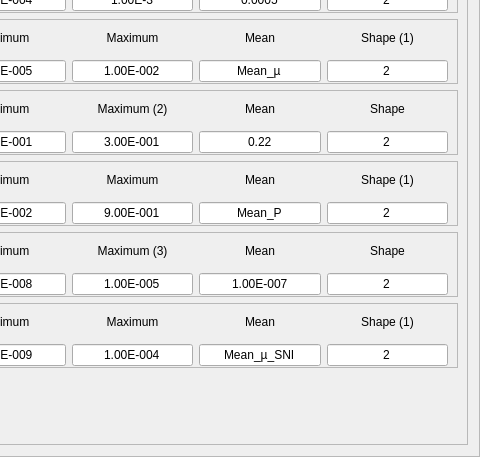
The window that python_interface/uis/setMutationModelMsat.ui (cbgp/diyabc) describes before a commit, drawn with Qt 5; both pictures show x 450 to 930 and y 216 to 673 of the 930 by 673 pixel window.
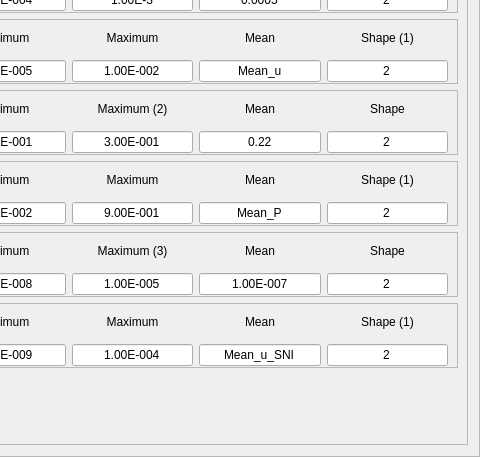
The same window after the commit.

Commit message: ConfigParser for MMM

The edit to the form file:
```diff
--- a/python_interface/uis/setMutationModelMsat.ui
+++ b/python_interface/uis/setMutationModelMsat.ui
@@ -548,7 +548,7 @@
               </size>
              </property>
              <property name="text">
-              <string>Mean_µ</string>
+              <string>Mean_u</string>
              </property>
              <property name="alignment">
               <set>Qt::AlignCenter</set>
@@ -1468,7 +1468,7 @@
               </size>
              </property>
              <property name="text">
-              <string>Mean_µ_SNI</string>
+              <string>Mean_u_SNI</string>
              </property>
              <property name="alignment">
               <set>Qt::AlignCenter</set>
```
The commit also changes 1 other file.
